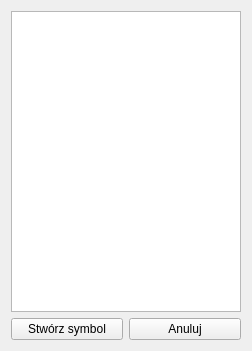
Qt form ui/fromKeyDialog.ui (YoukaiCat/QtDreamDiary) before a commit.
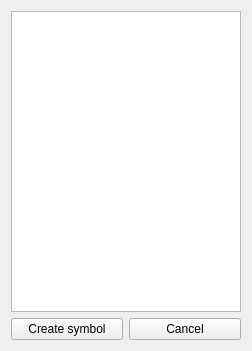
The same form after that commit.

The edit to the form file:
```diff
--- a/ui/fromKeyDialog.ui
+++ b/ui/fromKeyDialog.ui
@@ -16,17 +16,17 @@
    <item row="0" column="0" colspan="2" >
     <widget class="QListWidget" name="listWidget" />
    </item>
-   <item row="1" column="0" >
-    <widget class="QPushButton" name="pushButton" >
-     <property name="text" >
-      <string>Stwórz symbol</string>
+   <item row="1" column="0">
+    <widget class="QPushButton" name="pushButton">
+     <property name="text">
+      <string>Create symbol</string>
      </property>
     </widget>
    </item>
-   <item row="1" column="1" >
-    <widget class="QPushButton" name="pushButton_2" >
-     <property name="text" >
-      <string>Anuluj</string>
+   <item row="1" column="1">
+    <widget class="QPushButton" name="pushButton_2">
+     <property name="text">
+      <string>Cancel</string>
      </property>
     </widget>
    </item>
```
Left out of the diff: 17 changed lines with no effect on the pictures.
